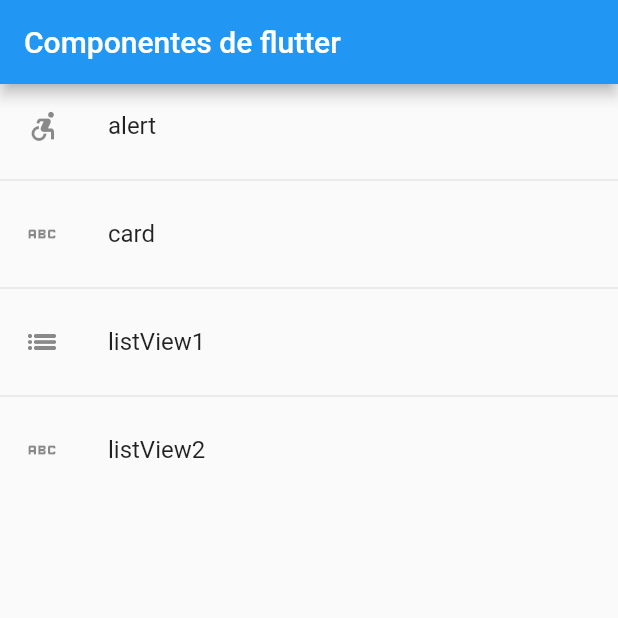
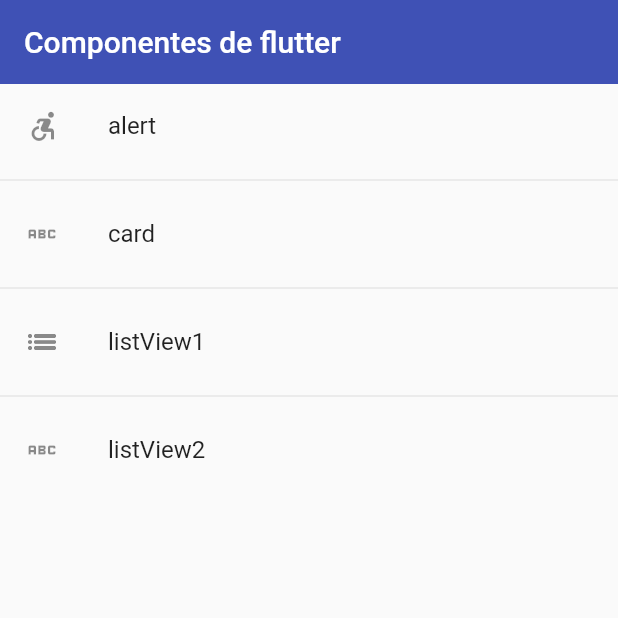
Before and after one commit to guiiyanxD/components_app, a Flutter app: the screen it shows after launch, on a phone screen of 412 x 824 dp, the top half of it. Run offline on Flutter 3.47's test engine with Material 2 defaults, Android fonts, the phone set to English and light mode, and no system bars.

Commit message:
global theme class done

```diff
--- /dev/null
+++ b/lib/Theme/app_theme.dart
@@ -0,0 +1,24 @@
+import 'package:flutter/material.dart';
+
+
+
+class AppTheme {
+
+  static const Color primary = Colors.indigo;
+
+  static final ThemeData lightTheme = ThemeData.light().copyWith(
+    primaryColor: Colors.indigoAccent,
+    appBarTheme: const AppBarTheme(
+      color: primary,
+      elevation: 0
+    ),
+    floatingActionButtonTheme: const FloatingActionButtonThemeData(
+      focusColor: primary,
+      elevation: 0
+    ),
+
+    iconTheme: const IconThemeData(
+      color: primary
+    )
+  );
+}
--- a/lib/main.dart
+++ b/lib/main.dart
@@ -1,5 +1,6 @@
 import 'package:flutter/material.dart';
-import 'package:components_application/screens/screens.dart';
+
+import 'package:components_application/Theme/app_theme.dart';
 import 'package:components_application/router/app_routes.dart';
 
 void main() {
@@ -17,7 +18,8 @@ class MyApp extends StatelessWidget {
     // home: const AlertScreen(),
     initialRoute: AppRoutes.initialRoute,
     routes: AppRoutes.getAppRoutes(), //Estas rutas se crean en tiempo de compilacion de la aplicación
-      onGenerateRoute: (settings) => AppRoutes.onGenerateRoute(settings),
+    onGenerateRoute: (settings) => AppRoutes.onGenerateRoute(settings),
+    theme: AppTheme.lightTheme,
     );
   }
 }
```
